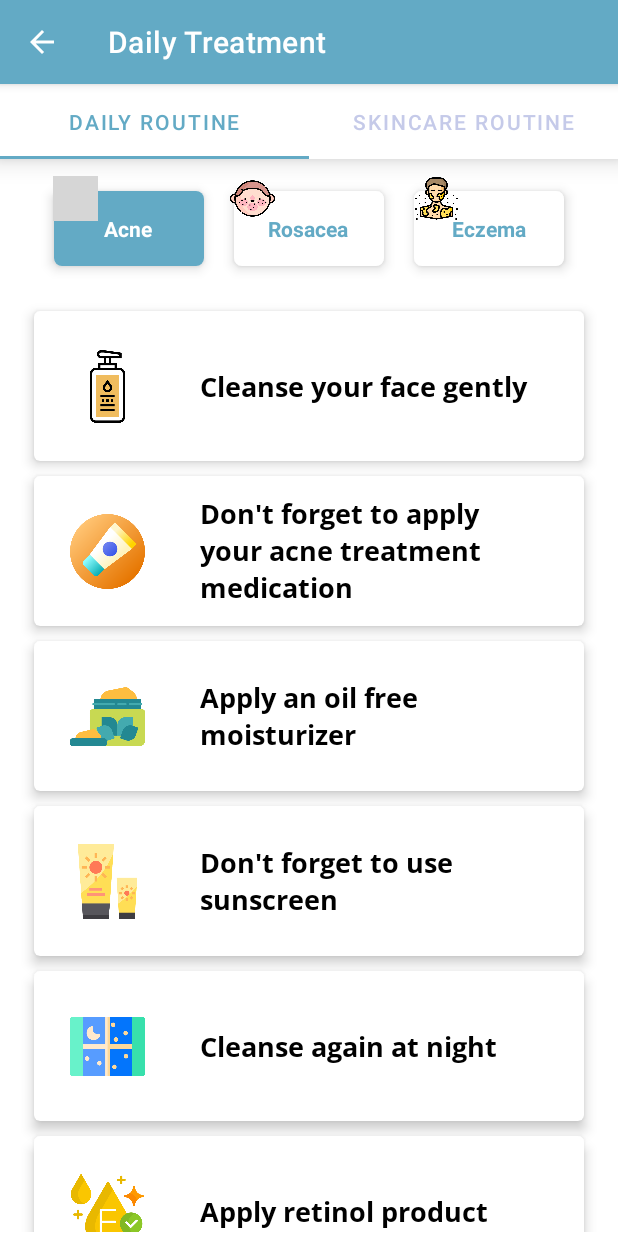
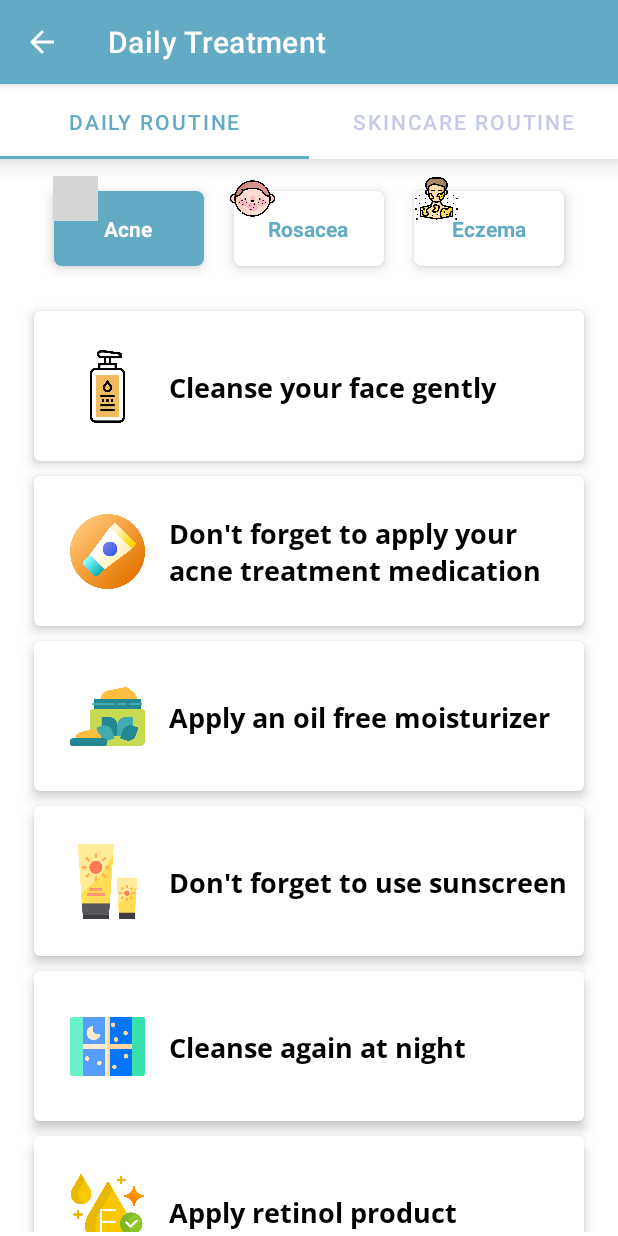
Before and after one commit to Chndr-3/Capstone-Project-Mobile-Development-Repository, an Android app: the DailyTreatmentFragment screen opened directly, with no data from a screen before it, after a tap on "Acne", on a phone screen of 412 x 824 dp. Run offline under Robolectric (Android 15) with nearby library versions, the phone set to English and light mode, and no system bars; Roboto replaces fonts that are not available here; grey boxes are pictures that could not be loaded.

Commit message:
Fix textview slightly out from card view on daily routine page

```diff
--- a/app/src/main/res/layout/daily_routine_item.xml
+++ b/app/src/main/res/layout/daily_routine_item.xml
@@ -20,20 +20,17 @@
 
         <TextView
             android:id="@+id/dailyRoutine"
-            android:layout_width="240dp"
+            android:layout_width="0dp"
             android:layout_height="wrap_content"
-            android:layout_marginEnd="16dp"
+            android:layout_marginStart="16dp"
+            android:layout_marginEnd="10dp"
             android:fontFamily="@font/open_sans_bold"
-            android:paddingBottom="30dp"
             android:text="@string/disease_name"
-            android:textAlignment="viewStart"
             android:textColor="#000000"
             android:textSize="18sp"
             android:textStyle="bold"
-            android:paddingVertical="10dp"
             app:layout_constraintBottom_toBottomOf="@+id/dailyRoutineIcon"
             app:layout_constraintEnd_toEndOf="parent"
-            app:layout_constraintHorizontal_bias="1.0"
             app:layout_constraintStart_toEndOf="@+id/dailyRoutineIcon"
             app:layout_constraintTop_toTopOf="@+id/dailyRoutineIcon"
             app:layout_constraintVertical_bias="0.52" />
```
Also changed, not shown: app/src/main/res/layout/fragment_store.xml (+0 -17 lines).
